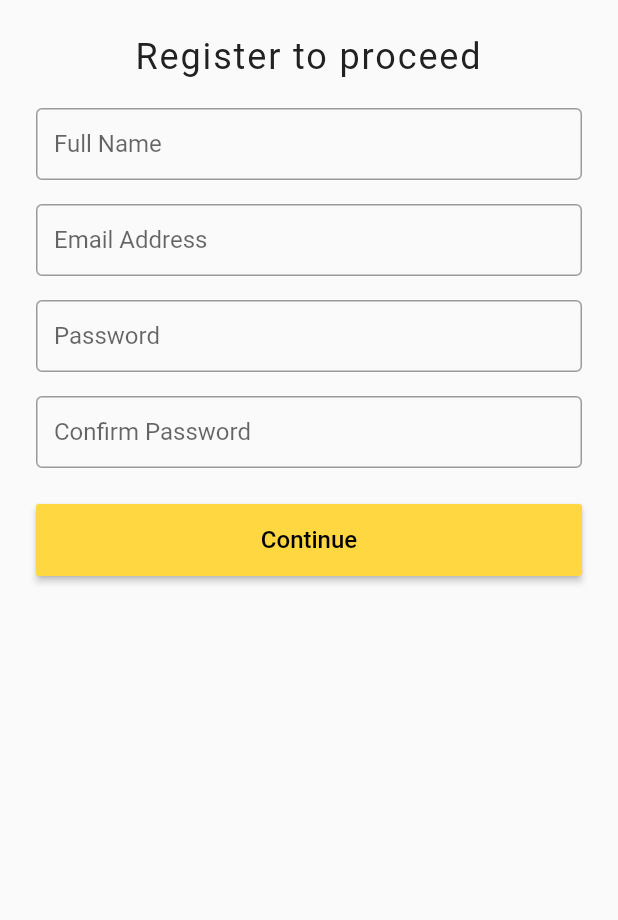
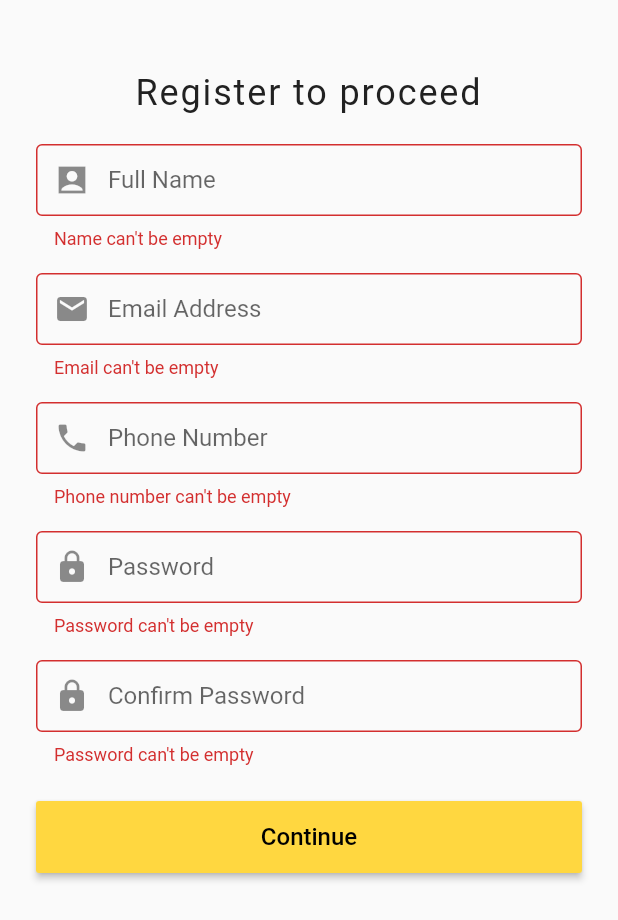
Before and after one commit to rktuhinbd/learn_flutter, a Flutter app: the SignUp screen opened by its route, after a tap on "Continue", on a phone screen of 412 x 824 dp. Shown: the top 920 px of the screen. Run offline on Flutter 3.47's test engine with Material 2 defaults, Android fonts, the phone set to English and light mode, and no system bars; our stand-ins replace flutter_spinkit, fluttertoast, validators; network calls fail.

Commit message:
Signup validation added

```diff
--- /dev/null
+++ b/lib/utils/validation.dart
@@ -0,0 +1,82 @@
+import 'package:validators/validators.dart';
+
+/// Name validation
+String validateName(String value) {
+  final RegExp regExp = RegExp(r".[a-z A-Z]");
+
+  if (value.isEmpty) {
+    return "Name can't be empty";
+  } else if (!regExp.hasMatch(value)) {
+    return "Please enter valid name";
+  } else
+    return null;
+}
+
+/// Phone number validation
+String validatePhone(String value) {
+  String pattern = r"[0-9]";
+  RegExp regExp = new RegExp(pattern);
+
+  if (value.isEmpty) {
+    return "Phone number can't be empty";
+  } else if (value.length != 11) {
+    return "Password length should be 11 digits";
+  } else if (!regExp.hasMatch(value)) {
+    return "Please enter valid mobile number";
+  } else
+    return null;
+}
+
+/// Email validation
+String validateEmail(String value) {
+  if (value.isEmpty) {
+    return "Email can't be empty";
+  } else if (!isEmail(value)) {
+    return "Please enter valid email address";
+  } else
+    return null;
+}
+
+/// Password validation
+String validatePassword(String value, String password, bool validateConfirm) {
+  print("Password: $password + Confirm Password: $value");
+
+  String pattern =
+      r'^(?=.*?[A-Z])(?=.*?[a-z])(?=.*?[0-9])(?=.*?[!@#\$&*~]).{6,}$';
+  RegExp regExp = new RegExp(pattern);
+
+  if (value.isEmpty) {
+    return "Password can't be empty";
+  } else if (value.length < 6) {
+    return "Password length should be at least 6";
+  } else if (!regExp.hasMatch(value)) {
+    return "Please enter a strong password";
+  } else if (validateConfirm && value != password) {
+    return "Confirm password doesn't match";
+  } else
+    return null;
+}
+
+/// Account number validation
+String validateAccountNumber(String value) {
+  if (value.isEmpty) {
+    return "Account number can't be empty";
+  } else if (value.length != 13) {
+    return "Password length should be 13 digits";
+  } else if (!isNumeric(value)) {
+    return "Please enter valid account number";
+  } else
+    return null;
+}
+
+/// Card number validation
+String validateCardNumber(String value) {
+  if (value.isEmpty) {
+    return "Card number can't be empty";
+  } else if (value.length != 16) {
+    return "Card number length should be 16 digits";
+  } else if (isCreditCard(value)) {
+    return "Please enter valid card number";
+  } else
+    return null;
+}
--- a/lib/view/SignUp.dart
+++ b/lib/view/SignUp.dart
@@ -1,7 +1,6 @@
 import 'package:flutter/material.dart';
 import 'package:flutter/widgets.dart';
-import 'package:learn_flutter/utils/utils.dart';
-import 'package:validators/validators.dart';
+import 'package:learn_flutter/utils/validation.dart';
 
 class SignUp extends StatefulWidget {
   @override
@@ -15,18 +14,20 @@ class _SignUpState extends State<SignUp> {
   Widget build(BuildContext context) {
     TextEditingController nameController = TextEditingController();
     TextEditingController emailController = TextEditingController();
+    TextEditingController phoneController = TextEditingController();
     TextEditingController passwordController = TextEditingController();
     TextEditingController confirmPasswordController = TextEditingController();
 
     String name;
     String email;
+    String phone;
     String password;
     String confirmPassword;
 
     return Scaffold(
       resizeToAvoidBottomPadding: false,
       body: Padding(
-        padding: EdgeInsets.all(24.0),
+        padding: EdgeInsets.fromLTRB(24.0, 48.0, 24.0, 0),
         child: Form(
           key: formKey,
           child: Column(
@@ -46,21 +47,17 @@ class _SignUpState extends State<SignUp> {
               ),
               TextFormField(
                 controller: nameController,
-                onChanged: (value) {
-                  formKey.currentState.validate();
+                textInputAction: TextInputAction.next,
+                keyboardType: TextInputType.text,
+                validator: (value) => validateName(value),
+                onChanged: (value) => {name = value},
+                onSaved: (String value) {
+                  name = value;
                 },
-                validator: (value) {
-                  if (value.isEmpty) {
-                    return 'Enter full name';
-                  } else {
-                    return null;
-                  }
-                },
-                onSaved: (value) => setState(() => name = value),
                 decoration: InputDecoration(
                     border: OutlineInputBorder(),
+                    prefixIcon: Icon(Icons.account_box_sharp),
                     labelText: 'Full Name',
-                    hintText: 'Full Name',
                     floatingLabelBehavior: FloatingLabelBehavior.auto,
                     contentPadding: EdgeInsets.fromLTRB(12, 0, 12, 0)),
               ),
@@ -69,16 +66,36 @@ class _SignUpState extends State<SignUp> {
               ),
               TextFormField(
                 controller: emailController,
-                onChanged: (value) {
-                  formKey.currentState.validate();
+                keyboardType: TextInputType.emailAddress,
+                textInputAction: TextInputAction.next,
+                validator: (value) => validateEmail(value),
+                onChanged: (value) => {email = value},
+                onSaved: (String value) {
+                  email = value;
                 },
-                validator: (val) => !isEmail(val) ? "Invalid Email" : null,
-                onSaved: (value) => setState(() => email = value),
                 decoration: InputDecoration(
                     border: OutlineInputBorder(),
-                    hintText: 'Email Address',
+                    prefixIcon: Icon(Icons.email),
                     labelText: 'Email Address',
-                    suffixText: '@gmail.com',
+                    floatingLabelBehavior: FloatingLabelBehavior.auto,
+                    contentPadding: EdgeInsets.fromLTRB(12, 0, 12, 0)),
+              ),
+              SizedBox(
+                height: 16,
+              ),
+              TextFormField(
+                controller: phoneController,
+                keyboardType: TextInputType.phone,
+                textInputAction: TextInputAction.next,
+                validator: (value) => validatePhone(value),
+                onChanged: (value) => {phone = value},
+                onSaved: (String value) {
+                  phone = value;
+                },
+                decoration: InputDecoration(
+                    border: OutlineInputBorder(),
+                    prefixIcon: Icon(Icons.phone),
+                    labelText: 'Phone Number',
                     floatingLabelBehavior: FloatingLabelBehavior.auto,
                     contentPadding: EdgeInsets.fromLTRB(12, 0, 12, 0)),
               ),
@@ -88,24 +105,16 @@ class _SignUpState extends State<SignUp> {
               TextFormField(
                 obscureText: true,
                 controller: passwordController,
-                onChanged: (value) {
-                  formKey.currentState.validate();
+                keyboardType: TextInputType.text,
+                textInputAction: TextInputAction.next,
+                onChanged: (value) => {password = value},
+                onSaved: (String value) {
+                  password = value;
                 },
-                validator: (value) {
-                  if (value.isEmpty) {
-                    return 'Enter password';
-                  } else if (value.length < 6) {
-                    return 'Password can\'t be less than 6 characters';
-                  } else if (validatePassword(value)) {
-                    return 'Please provide a strong password';
-                  } else {
-                    return null;
-                  }
-                },
-                onSaved: (value) => setState(() => password = value),
+                validator: (value) => validatePassword(value, null, false),
                 decoration: InputDecoration(
                     border: OutlineInputBorder(),
-                    hintText: 'Password',
+                    prefixIcon: Icon(Icons.lock),
                     labelText: 'Password',
                     floatingLabelBehavior: FloatingLabelBehavior.auto,
                     contentPadding: EdgeInsets.fromLTRB(12, 0, 12, 0)),
@@ -116,26 +125,16 @@ class _SignUpState extends State<SignUp> {
               TextFormField(
                 obscureText: true,
                 controller: confirmPasswordController,
-                onSaved: (value) => setState(() => confirmPassword = value),
-                onChanged: (value) {
-                  formKey.currentState.validate();
+                textInputAction: TextInputAction.done,
+                keyboardType: TextInputType.text,
+                onChanged: (value) => {confirmPassword = value},
+                onSaved: (String value) {
+                  confirmPassword = value;
                 },
-                validator: (value) {
-                  if (value.isEmpty) {
-                    return 'Enter password';
-                  } else if (value.length < 6) {
-                    return 'Password can\'t be less than 6 characters';
-                  } else if (validatePassword(value)) {
-                    return 'Please provide a strong password';
-                  } else if (confirmPassword != password) {
-                    return 'Confirm password not matched';
-                  } else {
-                    return null;
-                  }
-                },
+                validator: (value) => validatePassword(value, password, true),
                 decoration: InputDecoration(
                     border: OutlineInputBorder(),
-                    hintText: 'Confirm Password',
+                    prefixIcon: Icon(Icons.lock),
                     labelText: 'Confirm Password',
                     floatingLabelBehavior: FloatingLabelBehavior.auto,
                     contentPadding: EdgeInsets.fromLTRB(12, 0, 12, 0)),
@@ -148,15 +147,15 @@ class _SignUpState extends State<SignUp> {
                   height: 48,
                   child: new MaterialButton(
                     onPressed: () {
-                      name = nameController.text;
-                      email = emailController.text;
-                      password = passwordController.text;
-                      confirmPassword = confirmPasswordController.text;
-
-                      // if (flag) {
-                      //   Navigator.of(context).push(MaterialPageRoute(
-                      //       builder: (context) => ListExample()));
-                      // }
+                      print("Name: " + nameController.text);
+                      print("Email: " + emailController.text);
+                      print("Phone: " + phoneController.text);
+                      print("Password 1: " + passwordController.text);
+                      print("Password 2: " + confirmPasswordController.text);
+                      if (formKey.currentState.validate()) {
+                        print("Validation Completed.");
+                      } else
+                        print("Validation Incomplete!");
                     },
                     color: Colors.amberAccent,
                     child: Text(
```
Also changed, not shown: lib/utils/utils.dart (+0 -7 lines), lib/view/Loading.dart (+4 -3 lines), lib/view/main.dart (+6 -6 lines), lib/view/choose_location.dart (renamed from lib/view/ChooseLocation.dart), lib/view/home.dart (renamed from lib/view/Home.dart).
